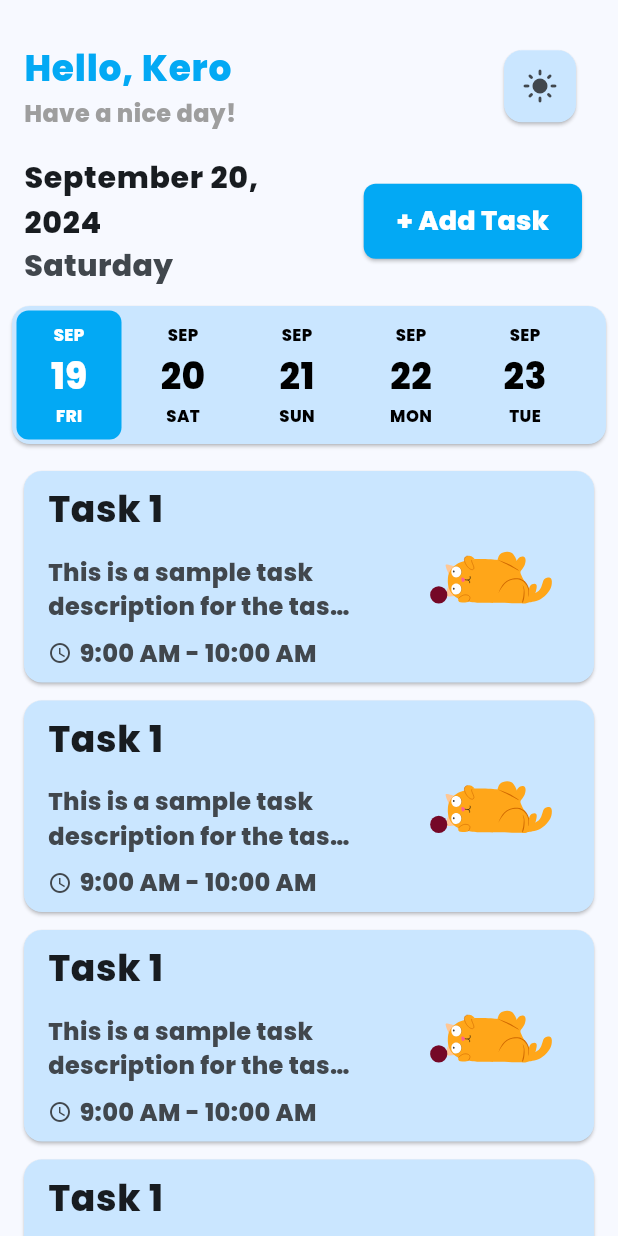
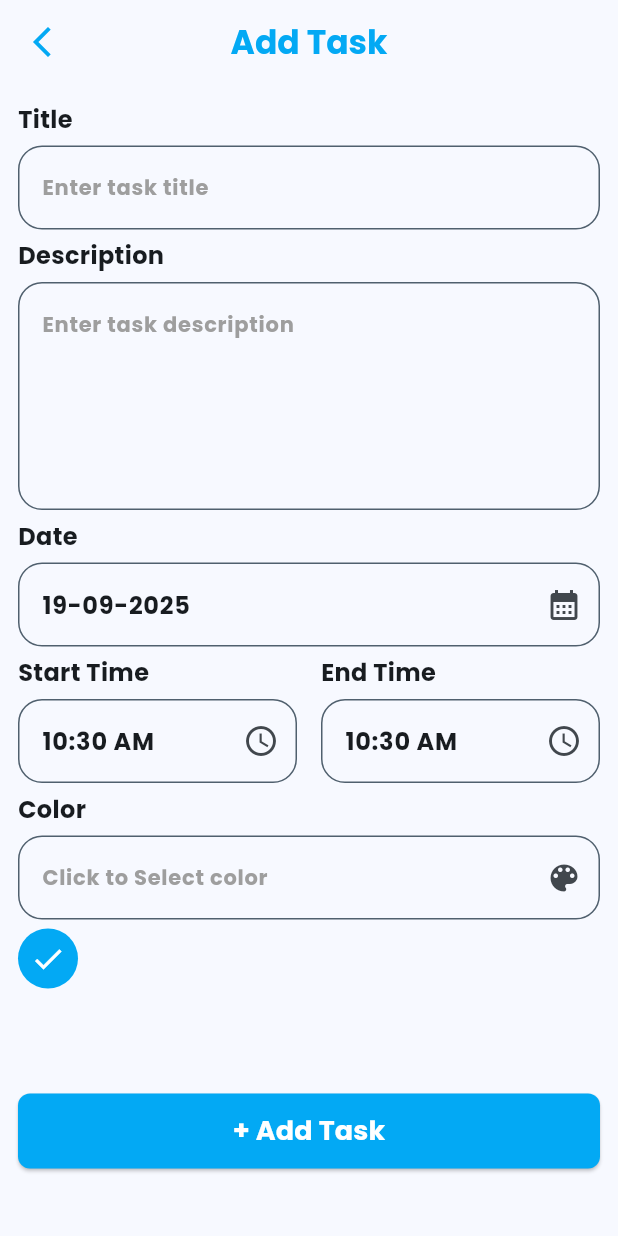
Before and after one commit to KyrillosAyman1/TaskZen_App, a Flutter app: the screen it shows after launch, after a tap on "+ Add Task", on a phone screen of 412 x 824 dp. Run offline on Flutter 3.47's test engine with Material 3 defaults, Android fonts, the phone set to English and light mode, and no system bars; drawn by our look-alikes of date_picker_timeline; our stand-ins replace flutter_colorpicker, lottie.

Commit message:
Add AddTaskView and AddTaskViewBody; update font family to Poppins; refactor CustomAppBar and TaskCard styles

```diff
--- a/lib/main.dart
+++ b/lib/main.dart
@@ -1,5 +1,5 @@
 import 'package:flutter/material.dart';
-import 'package:taskzen_app/views/task_view.dart';
+import 'package:taskzen_app/views/home/task_view.dart';
 
 void main() {
   runApp(const TaskzenApp());
@@ -24,7 +24,7 @@ class TaskzenApp extends StatelessWidget {
           seedColor: Colors.lightBlue,
           brightness: Brightness.dark,
         ),
-        fontFamily: 'Changa One',
+        fontFamily: 'Poppins',
       ),
 
       home: const TaskView(),
--- /dev/null
+++ b/lib/views/add task/add_task_view.dart
@@ -0,0 +1,20 @@
+import 'package:flutter/material.dart';
+import 'package:taskzen_app/constant.dart';
+import 'package:taskzen_app/views/add%20task/widgets/add_task_view_body.dart';
+
+class AddTaskView extends StatelessWidget {
+  const AddTaskView({super.key});
+
+  @override
+  Widget build(BuildContext context) {
+    return Scaffold(
+      appBar: AppBar(
+        leading: IconButton(onPressed: () => Navigator.pop(context), icon: const Icon(Icons.arrow_back_ios_new,color: kPrimaryColor,)),
+        automaticallyImplyLeading: false,
+        centerTitle: true,
+        title: const Text('Add Task',style: TextStyle(color: kPrimaryColor),),
+      ),
+      body: const AddTaskViewBody(),
+    );
+  }
+}
--- /dev/null
+++ b/lib/views/add task/widgets/add_task_view_body.dart
@@ -0,0 +1,127 @@
+import 'package:flutter/material.dart';
+import 'package:intl/intl.dart';
+import 'package:taskzen_app/views/add%20task/widgets/color_field.dart';
+import 'package:taskzen_app/widgets/custom_elevated_button.dart';
+import 'package:taskzen_app/views/add%20task/widgets/custom_text_field.dart';
+import 'package:taskzen_app/views/add%20task/widgets/date_field.dart';
+import 'package:taskzen_app/views/add%20task/widgets/time_field.dart';
+
+class AddTaskViewBody extends StatefulWidget {
+  const AddTaskViewBody({super.key});
+
+  @override
+  State<AddTaskViewBody> createState() => _AddTaskViewBodyState();
+}
+
+class _AddTaskViewBodyState extends State<AddTaskViewBody> {
+  final TextEditingController titleController = TextEditingController();
+  final TextEditingController descriptionController = TextEditingController();
+  final TextEditingController dateController = TextEditingController();
+  final TextEditingController startTimeoController = TextEditingController();
+  final TextEditingController endTimeController = TextEditingController();
+
+  @override
+  void initState() {
+    dateController.text =
+        null ?? DateFormat("dd-MM-yyyy").format(DateTime.now());
+
+    super.initState();
+  }
+
+  @override
+  void didChangeDependencies() {
+    super.didChangeDependencies();
+    startTimeoController.text = TimeOfDay.now().format(context).toString();
+    endTimeController.text = TimeOfDay.now().format(context).toString();
+  }
+
+  @override
+  Widget build(BuildContext context) {
+    return Padding(
+      padding: const EdgeInsets.all(12.0),
+      child: SingleChildScrollView(
+        child: Column(
+          crossAxisAlignment: CrossAxisAlignment.stretch,
+          mainAxisAlignment: MainAxisAlignment.start,
+          children: [
+            Text(
+              "Title",
+              style: TextStyle(fontSize: 16, fontWeight: FontWeight.bold),
+            ),
+
+            CustomTextField(
+              controller: titleController,
+              hint: "Enter task title",
+            ),
+
+            Text(
+              "Description",
+              style: TextStyle(fontSize: 16, fontWeight: FontWeight.bold),
+            ),
+
+            CustomTextField(
+              controller: descriptionController,
+              hint: "Enter task description",
+              maxLines: 5,
+            ),
+
+            Text(
+              "Date",
+              style: TextStyle(fontSize: 16, fontWeight: FontWeight.bold),
+            ),
+
+            DateField(dateController: dateController),
+
+            Row(
+              children: [
+                Expanded(
+                  child: Column(
+                    crossAxisAlignment: CrossAxisAlignment.start,
+                    children: [
+                      Text(
+                        "Start Time",
+                        style: TextStyle(
+                          fontSize: 16,
+                          fontWeight: FontWeight.bold,
+                        ),
+                      ),
+
+                      TimeField(timeController: startTimeoController),
+                    ],
+                  ),
+                ),
+                SizedBox(width: 16),
+                Expanded(
+                  child: Column(
+                    crossAxisAlignment: CrossAxisAlignment.start,
+                    children: [
+                      Text(
+                        "End Time",
+                        style: TextStyle(
+                          fontSize: 16,
+                          fontWeight: FontWeight.bold,
+                        ),
+                      ),
+                      TimeField(timeController: endTimeController),
+                    ],
+                  ),
+                ),
+              ],
+            ),
+
+            Text(
+              "Color",
+              style: TextStyle(fontSize: 16, fontWeight: FontWeight.bold),
+            ),
+
+            ColorField(),
+
+            SizedBox(height: 70),
+
+            CustomElevatedButton(onPressed: () {}),
+          ],
+        ),
+      ),
+    );
+  }
+}
--- /dev/null
+++ b/lib/views/add task/widgets/color_field.dart
@@ -0,0 +1,57 @@
+import 'package:flutter/material.dart';
+import 'package:flutter_colorpicker/flutter_colorpicker.dart';
+import 'package:taskzen_app/views/add%20task/widgets/custom_text_field.dart';
+
+class ColorField extends StatelessWidget {
+  const ColorField({
+    super.key,
+  });
+
+  @override
+  Widget build(BuildContext context) {
+    return Column(
+
+      crossAxisAlignment: CrossAxisAlignment.start,
+      children: [
+        CustomTextField(
+          icon: Icons.color_lens,
+          readOnly: true,
+          controller: TextEditingController(),
+          hint: "Click to Select color",
+          onTap: () {
+            showDialog(
+              context: context,
+              builder: (context) {
+                return AlertDialog(
+                  content: SingleChildScrollView(
+                    child: BlockPicker(
+
+                      pickerColor: Colors.lightBlue,
+                      onColorChanged: (value) {},
+                    ),
+                  ),
+                  actions: [
+                    ElevatedButton(
+                      onPressed: () {
+                        Navigator.pop(context);
+                      },
+                      child: Text("Done"),
+                    ),
+                  ],
+                );
+              },
+            );
+          },
+        ),
+        CircleAvatar(
+              radius: 20,
+              backgroundColor: Colors.lightBlue,
+              child: IconButton(
+                icon: Icon(Icons.check, color: Colors.white),
+                onPressed: () {},
+              ),
+            )
+      ],
+    );
+  }
+}
--- /dev/null
+++ b/lib/views/add task/widgets/custom_text_field.dart
@@ -0,0 +1,43 @@
+import 'package:flutter/material.dart';
+
+class CustomTextField extends StatelessWidget {
+  const CustomTextField({
+    super.key,
+    this.hint,
+    this.maxLines = 1,
+    this.onTap,
+    this.readOnly = false,
+    this.icon ,
+    required this.controller,
+  });
+  final String? hint;
+  final int? maxLines;
+  final void Function()? onTap;
+  final bool readOnly;
+  final TextEditingController controller;
+  final IconData? icon;
+  @override
+  Widget build(BuildContext context) {
+    return Padding(
+      padding: const EdgeInsets.symmetric(vertical: 6),
+      child: TextFormField(
+        controller: controller,
+        readOnly: readOnly,
+        onTap: onTap,
+        maxLines: maxLines,
+        decoration: InputDecoration(
+          suffixIcon: Icon(icon),
+          border: OutlineInputBorder(borderRadius: BorderRadius.circular(16)),
+          enabledBorder: OutlineInputBorder(
+            borderRadius: BorderRadius.circular(16),
+            borderSide: BorderSide(
+              color: Theme.of(context).colorScheme.secondary,
+            ),
+          ),
+          hintText: hint,
+          hintStyle: TextStyle(color: Colors.grey, fontSize: 14),
+        ),
+      ),
+    );
+  }
+}
--- /dev/null
+++ b/lib/views/add task/widgets/date_field.dart
@@ -0,0 +1,36 @@
+
+import 'package:flutter/material.dart';
+import 'package:intl/intl.dart';
+import 'package:taskzen_app/views/add%20task/widgets/custom_text_field.dart';
+
+class DateField extends StatelessWidget {
+  const DateField({
+    super.key,
+    required this.dateController,
+  });
+
+  final TextEditingController dateController;
+
+  @override
+
+  Widget build(BuildContext context) {
+    return CustomTextField(
+      controller: dateController,
+      readOnly: true,
+      icon: Icons.calendar_month,
+      onTap: () async {
+        DateTime? pickedDate = await showDatePicker(
+          context: context,
+          initialDate: DateTime.now(),
+          firstDate: DateTime(2000),
+          lastDate: DateTime(2101),
+        );
+        if (pickedDate != null) {
+          dateController.text = DateFormat(
+            "dd-MM-yyyy",
+          ).format(pickedDate);
+        }
+      },
+    );
+  }
+}
--- /dev/null
+++ b/lib/views/add task/widgets/time_field.dart
@@ -0,0 +1,26 @@
+import 'package:flutter/material.dart';
+import 'package:taskzen_app/views/add%20task/widgets/custom_text_field.dart';
+
+class TimeField extends StatelessWidget {
+  const TimeField({super.key, required this.timeController});
+
+  final TextEditingController timeController;
+
+  @override
+  Widget build(BuildContext context) {
+    return CustomTextField(
+      icon: Icons.access_time_sharp,
+      controller: timeController,
+      readOnly: true,
+      onTap: () async {
+        TimeOfDay? pickedTime = await showTimePicker(
+          context: context,
+          initialTime: TimeOfDay.now(),
+        );
+        if (pickedTime != null) {
+          timeController.text = pickedTime.format(context).toString();
+        }
+      },
+    );
+  }
+}
--- a/lib/views/task_view.dart
+++ b/lib/views/home/task_view.dart
@@ -1,5 +1,5 @@
 import 'package:flutter/material.dart';
-import 'package:taskzen_app/widgets/task_view_body.dart';
+import 'package:taskzen_app/views/home/widgets/task_view_body.dart';
 
 class TaskView extends StatelessWidget {
   const TaskView({super.key});
--- /dev/null
+++ b/lib/views/home/widgets/custom_app_bar.dart
@@ -0,0 +1,32 @@
+import 'package:flutter/material.dart';
+import 'package:taskzen_app/constant.dart';
+
+class CustomAppBar extends StatelessWidget {
+  const CustomAppBar({super.key});
+
+  @override
+  Widget build(BuildContext context) {
+    return ListTile(
+      title: Text(
+        "Hello, Kero",
+        style: TextStyle(
+          fontSize: 24,
+          fontWeight: FontWeight.bold,
+          color: kPrimaryColor,
+        ),
+      ),
+      subtitle: Text(
+        "Have a nice day!",
+        style: TextStyle(
+          fontSize: 12,
+          color: Colors.grey,
+          fontWeight: FontWeight.bold,
+        ),
+      ),
+      trailing: Card(
+        color: Theme.of(context).colorScheme.primaryContainer,
+        child: IconButton(onPressed: () {}, icon: Icon(Icons.light_mode)),
+      ),
+    );
+  }
+}
--- a/lib/widgets/custom_date_picker.dart
+++ b/lib/views/home/widgets/custom_date_picker.dart
@@ -11,26 +11,36 @@ class CustomDatePicker extends StatefulWidget {
 
 class _CustomDatePickerState extends State<CustomDatePicker> {
   DateTime selectedDate = DateTime.now();
+  final DatePickerController _controller = DatePickerController();
+
+  @override
+  void initState() {
+     WidgetsBinding.instance.addPostFrameCallback((_) {
+      _controller.jumpToSelection();
+    });
+    super.initState();
+  }
   @override
   Widget build(BuildContext context) {
     return  Padding(
-      padding: const EdgeInsets.symmetric(horizontal: 4),
+      padding: const EdgeInsets.symmetric(horizontal: 4,),
       child :  SizedBox(
         height: 100,
         child: Card(
           color: Theme.of(context).colorScheme.primaryContainer,
           child: DatePicker(
             width: 70,
-            DateTime.now(),
+            DateTime.now().subtract(const Duration(days: 15)),
             initialSelectedDate: DateTime.now(),
             selectionColor: kPrimaryColor,
             selectedTextColor: Colors.white,
+            controller: _controller,
             onDateChange: (date) {
               setState(() {
                 selectedDate = date;
               });
             },
-            daysCount: 30,
+            daysCount: 45 ,
           ),
         ),
       ),
--- a/lib/widgets/task_card.dart
+++ b/lib/views/home/widgets/task_card.dart
@@ -7,14 +7,13 @@ class TaskCard extends StatelessWidget {
   @override
   Widget build(BuildContext context) {
     return Padding(
-     padding: const EdgeInsets.symmetric(horizontal: 12.0, vertical: 2.0),
-      child:  Card(
+      padding: const EdgeInsets.symmetric(horizontal: 12.0, vertical: 2.0),
+      child: Card(
         color: Theme.of(context).colorScheme.primaryContainer,
         child: ListTile(
-
           title: const Text(
             "Task 1",
-            style: TextStyle(fontSize: 24, fontWeight: FontWeight.bold),
+            style: TextStyle(fontSize: 20, fontWeight: FontWeight.bold),
             maxLines: 1,
             overflow: TextOverflow.ellipsis,
           ),
@@ -22,10 +21,10 @@ class TaskCard extends StatelessWidget {
             crossAxisAlignment: CrossAxisAlignment.start,
             children: [
               Padding(
-                padding:  EdgeInsets.only(top: 12.0),
+                padding: EdgeInsets.only(top: 12.0),
                 child: Text(
                   "This is a sample task description for the task card widget.",
-                  style: TextStyle(fontSize: 16, fontWeight: FontWeight.bold),
+                  style: TextStyle(fontSize: 14, fontWeight: FontWeight.bold),
                   maxLines: 2,
                   overflow: TextOverflow.ellipsis,
                 ),
@@ -37,8 +36,9 @@ class TaskCard extends StatelessWidget {
                   SizedBox(width: 5),
                   Text(
                     "9:00 AM - 10:00 AM",
-                    style: TextStyle(fontSize: 16, fontWeight: FontWeight.bold),
-                    maxLines: 2,
+                    style: TextStyle(fontSize: 12, fontWeight: FontWeight.bold),
+                    maxLines: 1,
+                    overflow: TextOverflow.ellipsis,
                   ),
                 ],
               ),
@@ -51,15 +51,14 @@ class TaskCard extends StatelessWidget {
                   height: 100,
                   width: 70,
                   //fit: BoxFit.cover,
-                  repeat: false,
+                  repeat: true,
                   alignment: Alignment.centerRight,
                 )
               : Lottie.asset(
                   "assets/images/Cat playing animation.json",
                   height: 100,
-                  width: 120,
-                  repeat: false,
-
+                  width: 80,
+                  repeat: true,
                 ),
         ),
       ),
--- a/lib/widgets/task_list_view.dart
+++ b/lib/views/home/widgets/task_list_view.dart
@@ -1,5 +1,5 @@
 import 'package:flutter/material.dart';
-import 'package:taskzen_app/widgets/task_card.dart';
+import 'package:taskzen_app/views/home/widgets/task_card.dart';
 
 class TaskListView extends StatelessWidget {
   const TaskListView({super.key});
--- /dev/null
+++ b/lib/views/home/widgets/today_data.dart
@@ -0,0 +1,29 @@
+import 'package:flutter/material.dart';
+import 'package:taskzen_app/views/add%20task/add_task_view.dart';
+import 'package:taskzen_app/widgets/custom_elevated_button.dart';
+
+class TodayData extends StatelessWidget {
+  const TodayData({super.key});
+
+  @override
+  Widget build(BuildContext context) {
+    return ListTile(
+      title: const Text(
+        "September 20, 2024",
+        style: TextStyle(fontSize: 16, fontWeight: FontWeight.bold),
+      ),
+      subtitle: const Text(
+        "Saturday",
+        style: TextStyle(fontSize: 16, fontWeight: FontWeight.bold),
+      ),
+      trailing: CustomElevatedButton(
+        onPressed: () {
+        Navigator.push(
+          context,
+          MaterialPageRoute(builder: (context) => const AddTaskView()),
+        );
+      },
+      ),
+    );
+  }
+}
--- a/lib/widgets/custom_app_bar.dart
+++ /dev/null
@@ -1,32 +0,0 @@
-
-
-import 'package:flutter/material.dart';
-import 'package:taskzen_app/constant.dart';
-
-class CustomAppBar extends StatelessWidget {
-  const CustomAppBar({
-    super.key,
-  });
-
-  @override
-  Widget build(BuildContext context) {
-    return ListTile(
-      title: Text("Hello, Kero",style:TextStyle(
-        fontSize: 24,
-        fontWeight: FontWeight.bold,
-        color:  kPrimaryColor
-      ) ,),
-      subtitle: Text("Have a nice day!",style: TextStyle(
-        fontSize: 16,
-        color: Colors.grey,
-        fontWeight: FontWeight.bold,
-
-      ),),
-      trailing:  Card(
-
-        color: Theme.of(context).colorScheme.primaryContainer,
-        child: IconButton(
-        onPressed: (){}, icon: Icon(Icons.light_mode, ) )),
-    );
-  }
-}
--- /dev/null
+++ b/lib/widgets/custom_elevated_button.dart
@@ -0,0 +1,29 @@
+
+import 'package:flutter/material.dart';
+import 'package:taskzen_app/constant.dart' show kPrimaryColor;
+class CustomElevatedButton extends StatelessWidget {
+  const CustomElevatedButton({
+     required this.onPressed,
+    super.key,
+  });
+    final void Function()? onPressed;
+  @override
+  Widget build(BuildContext context) {
+    return ElevatedButton(
+      style: ElevatedButton.styleFrom(
+        padding: const EdgeInsets.symmetric(horizontal: 10, vertical: 12),
+        backgroundColor: kPrimaryColor,
+        shape: RoundedRectangleBorder(borderRadius: BorderRadius.circular(8)),
+      ),
+      onPressed: onPressed,
+      child: const Text(
+        "+ Add Task",
+        style: TextStyle(
+          fontSize: 18,
+          fontWeight: FontWeight.bold,
+          color: Colors.white,
+        ),
+      ),
+    );
+  }
+}
--- a/lib/widgets/today_data.dart
+++ /dev/null
@@ -1,36 +0,0 @@
-import 'package:flutter/material.dart';
-import 'package:taskzen_app/constant.dart';
-
-class TodayData extends StatelessWidget {
-  const TodayData({super.key});
-
-  @override
-  Widget build(BuildContext context) {
-    return  ListTile(
-      title: const Text(
-        "September 20, 2024",
-        style:  TextStyle(fontSize: 20, fontWeight: FontWeight.bold),
-      ),
-      subtitle:const  Text(
-        "Saturday",
-        style: TextStyle(fontSize: 20, fontWeight: FontWeight.bold),
-      ),
-      trailing: ElevatedButton(
-        style: ElevatedButton.styleFrom(
-          padding:const EdgeInsets.symmetric(horizontal: 22, vertical: 12),
-          backgroundColor: kPrimaryColor,
-          shape: RoundedRectangleBorder(borderRadius: BorderRadius.circular(8)),
-        ),
-        onPressed: () {},
-        child:const Text(
-          "+ Add Task",
-          style: TextStyle(
-            fontSize: 18,
-            fontWeight: FontWeight.bold,
-            color: Colors.white,
-          ),
-        ),
-      ),
-    );
-  }
-}
--- a/pubspec.yaml
+++ b/pubspec.yaml
@@ -36,6 +36,8 @@ dependencies:
   cupertino_icons: ^1.0.8
   date_picker_timeline: ^1.2.7
   lottie: ^3.3.2
+  intl: ^0.20.2
+  flutter_colorpicker: ^1.1.0
 
 dev_dependencies:
   flutter_test:
@@ -78,7 +80,7 @@ flutter:
   fonts:
     - family: Poppins
       fonts:
-        - asset: assets/fonts/Poppins-ExtraBold.ttf
+        - asset: assets/fonts/Poppins-Bold.ttf
 
 
     - family: Changa One
```
Also changed, not shown: lib/views/home/widgets/task_view_body.dart (renamed from lib/widgets/task_view_body.dart, +4 -5 lines), pubspec.lock.
